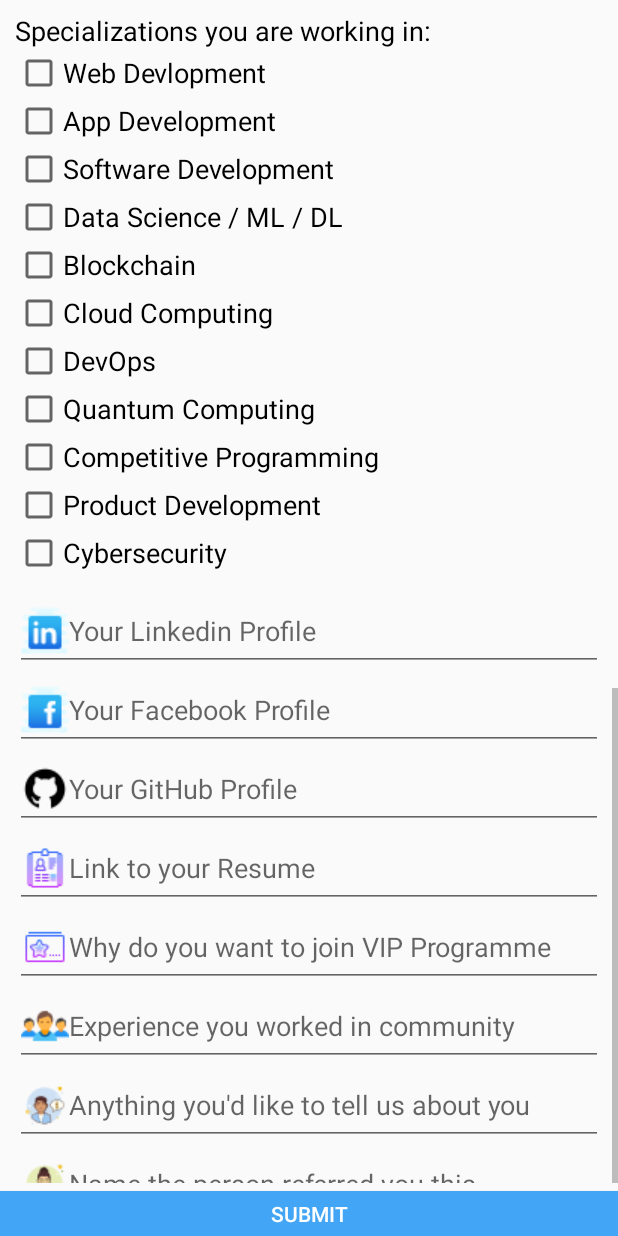
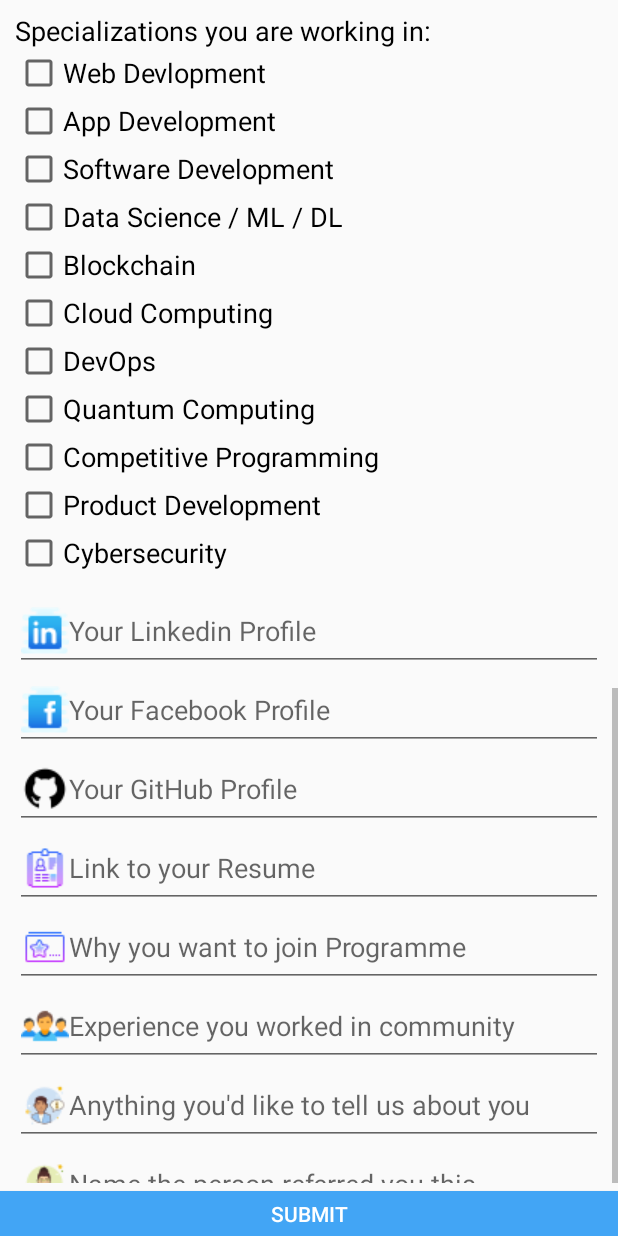
Before and after one commit to AmaanAnwar/GDGFeedback, an Android app: the Form screen opened directly, with no data from a screen before it, scrolled down 1153 dp, on a phone screen of 412 x 824 dp. Run offline under Robolectric (Android 15) with nearby library versions, the phone set to English and light mode, and no system bars.

Commit message:
Completed Form 2.2

```diff
--- a/app/src/main/res/layout/activity_form.xml
+++ b/app/src/main/res/layout/activity_form.xml
@@ -440,7 +440,7 @@
                     android:textColor="@color/md_black_1000"
                     android:textSize="18sp"
                     android:lineHeight="50dp"
-                    android:hint="Why do you want to join VIP Programme"
+                    android:hint="Why you want to join Programme"
                     android:drawableLeft="@drawable/vip"
                     />
                 <EditText
```
